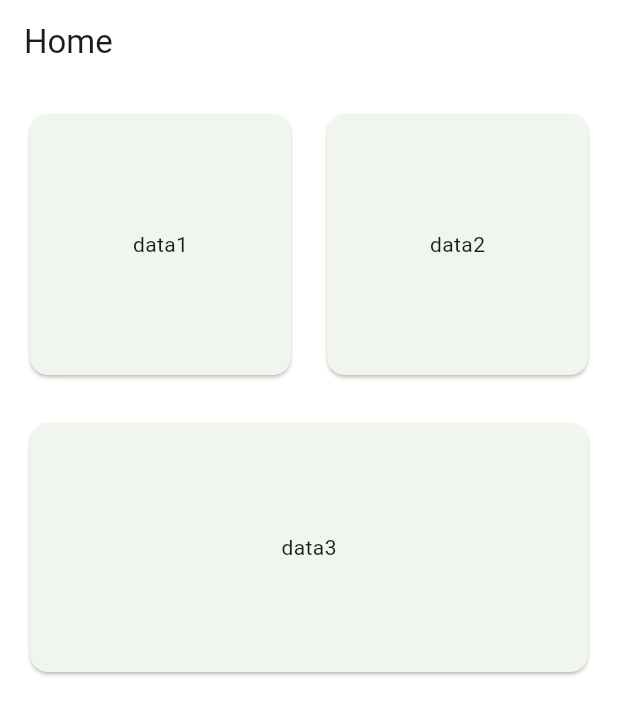
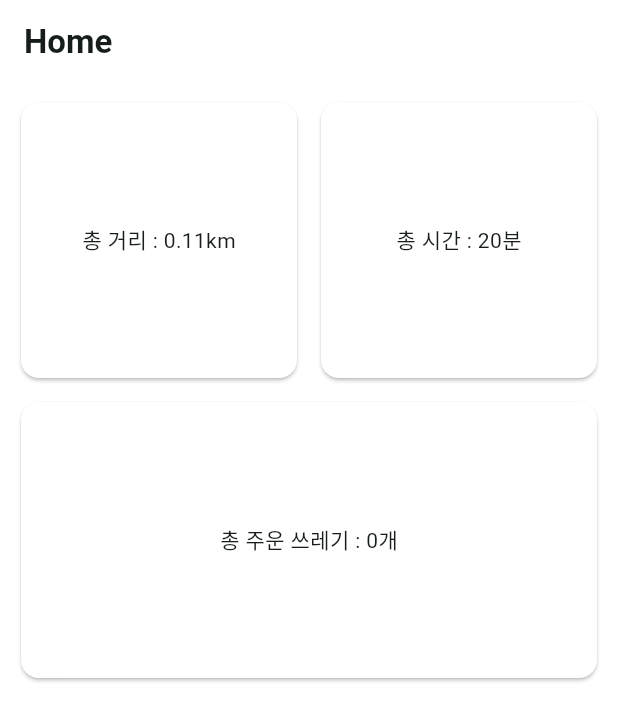
Before and after one commit to KW-EcoVision/ecovision-mobile, a Flutter app: the Home screen opened directly, on a phone screen of 412 x 824 dp. Shown: the top 721 px of the screen. Run offline on Flutter 3.47's test engine with Material 3 defaults, Android fonts, the phone set to English and light mode, and no system bars; our stand-ins replace camera, google_maps_flutter, location, stop_watch_timer.

Commit message:
feat : 메인페이지 비동기 처리 적용

```diff
--- /dev/null
+++ b/lib/model/StatisticalData.dart
@@ -0,0 +1,8 @@
+class StatisticalData {
+  late double distance;
+  late String time;
+  late int trashCount;
+
+  StatisticalData(
+      {required this.distance, required this.time, required this.trashCount});
+}
--- /dev/null
+++ b/lib/service/StatisticalDataTest.dart
@@ -0,0 +1,28 @@
+import 'dart:math';
+
+import 'package:eco_vision/model/StatisticalData.dart';
+
+class StatisticalDataTest {
+  late int randomTime;
+  late double randomDistance;
+  late int randomTrashCount;
+  late StatisticalData data;
+
+  Future<void> initData() async {
+    randomTime = Random().nextInt(50);
+    randomDistance = Random().nextDouble();
+    randomTrashCount = Random().nextInt(10);
+
+    data = StatisticalData(
+      time: randomTime.toString(),
+      distance: randomDistance,
+      trashCount: randomTrashCount,
+    );
+
+    await Future.delayed(const Duration(seconds: 1)); // 테스트용 2초 딜레이
+  }
+
+  StatisticalData getStatisticalData() {
+    return data;
+  }
+}
--- a/lib/view/page/HomePage.dart
+++ b/lib/view/page/HomePage.dart
@@ -1,3 +1,5 @@
+import 'package:eco_vision/model/StatisticalData.dart';
+import 'package:eco_vision/service/StatisticalDataTest.dart';
 import 'package:flutter/material.dart';
 
 class Home extends StatefulWidget {
@@ -8,53 +10,81 @@ class Home extends StatefulWidget {
 }
 
 class _HomeState extends State<Home> {
+  bool isStatisticalDataInitialized = false;
+  late StatisticalData statisticalData;
+  StatisticalDataTest test = StatisticalDataTest();
+
+  @override
+  void initState() {
+    super.initState();
+
+    test.initData().then((_) {
+      setState(() {
+        statisticalData = test.getStatisticalData();
+        isStatisticalDataInitialized = true;
+      });
+    });
+  }
+
   @override
   Widget build(BuildContext context) {
     return Scaffold(
       backgroundColor: Colors.white,
       appBar: AppBar(
         backgroundColor: Colors.white,
-        title: const Text('Home'),
+        title: const Text(
+          'Home',
+          style: TextStyle(fontWeight: FontWeight.bold),
+        ),
       ),
       body: SafeArea(
         child: Center(
-            child: Column(
+          child: isStatisticalDataInitialized
+              ? Column(
                   children: [
                     Row(
                       mainAxisAlignment: MainAxisAlignment.center,
                       children: [
                         Container(
-                  margin: EdgeInsets.fromLTRB(8, 16, 8, 16),
-                  width: MediaQuery.of(context).size.width / 2 - 24,
-                  height: MediaQuery.of(context).size.width / 2 - 24,
+                          margin: EdgeInsets.fromLTRB(8, 8, 4, 0),
+                          width: MediaQuery.of(context).size.width / 2 - 14,
+                          height: MediaQuery.of(context).size.width / 2 - 14,
                           child: Card(
+                            color: Colors.white,
                             child: Center(
-                      child: Text('data1'),
+                              child: Text(
+                                  '총 거리 : ${statisticalData.distance.toStringAsFixed(2)}km'),
                             ),
                           ),
                         ),
                         Container(
-                    margin: EdgeInsets.fromLTRB(8, 16, 8, 16),
-                    width: MediaQuery.of(context).size.width / 2 - 24,
-                    height: MediaQuery.of(context).size.width / 2 - 24,
+                            margin: EdgeInsets.fromLTRB(4, 8, 8, 0),
+                            width: MediaQuery.of(context).size.width / 2 - 14,
+                            height: MediaQuery.of(context).size.width / 2 - 14,
                             child: Card(
+                              color: Colors.white,
                               child: Center(
-                        child: Text('data2'),
+                                child: Text('총 시간 : ${statisticalData.time}분'),
                               ),
                             ))
                       ],
                     ),
                     Container(
-                margin: EdgeInsets.fromLTRB(16, 8, 16, 8),
-                width: MediaQuery.of(context).size.width - 32,
-                height: MediaQuery.of(context).size.width / 2 - 32,
+                      margin: EdgeInsets.fromLTRB(10, 8, 10, 0),
+                      width: MediaQuery.of(context).size.width - 20,
+                      height: MediaQuery.of(context).size.width / 2 - 14,
                       child: Card(
+                        color: Colors.white,
                         child: Center(
-                    child: Text('data3'),
+                          child:
+                              Text('총 주운 쓰레기 : ${statisticalData.trashCount}개'),
                         ),
-                )),
+                      ),
+                    ),
                   ],
-        )),
+                )
+              : const CircularProgressIndicator(),
+        ),
       ),
     );
   }
```
Lines whose indentation alone changed are shown as unchanged.
